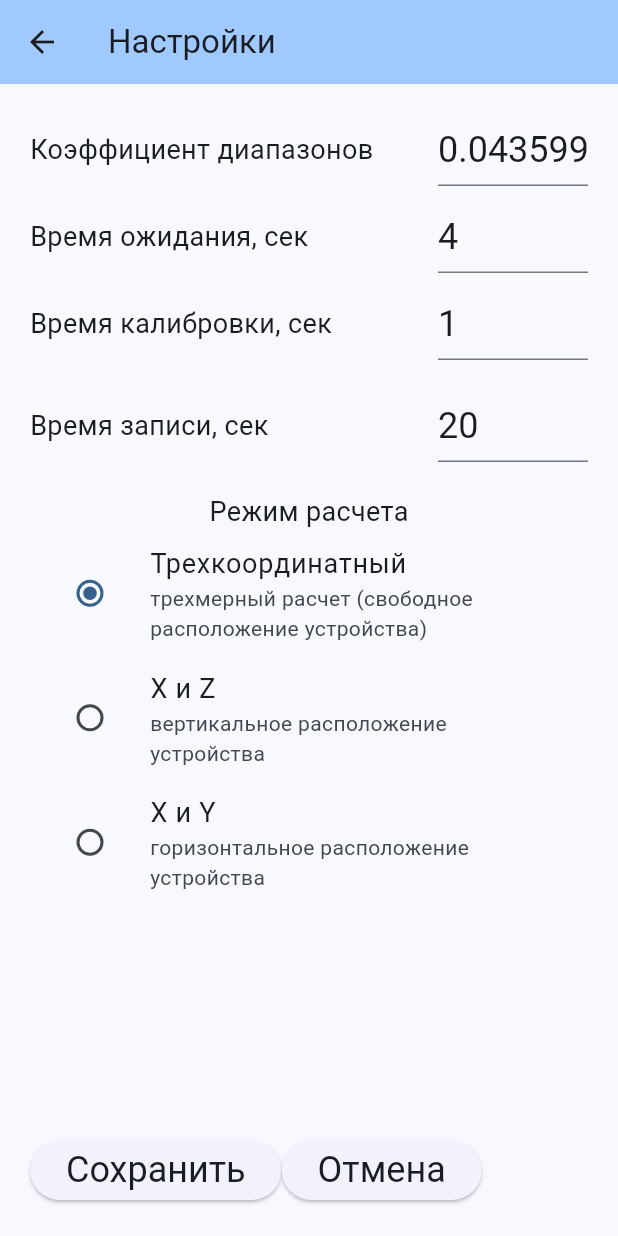
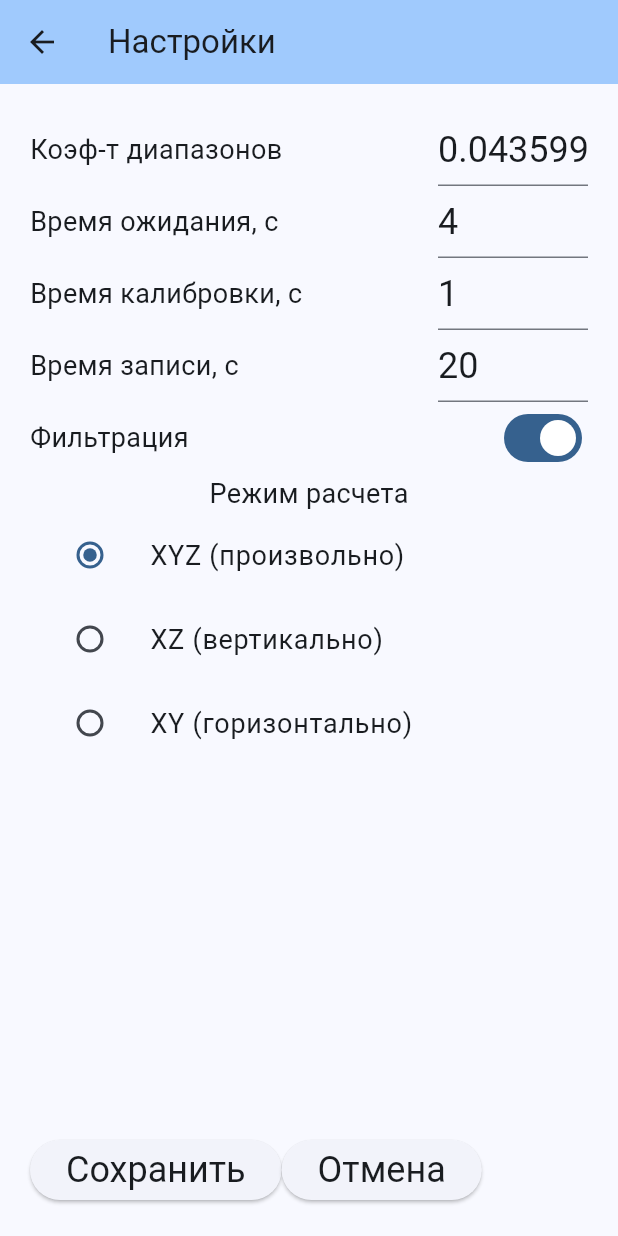
Before and after one commit to grigp/accel_kfr, a Flutter app: the screen it shows after launch, after a tap on the "settings" icon, on a phone screen of 412 x 824 dp. Run offline on Flutter 3.47's test engine with Material 3 defaults, Android fonts, the light colour scheme and no system bars; our stand-ins replace assets_audio_player, flutter_bloc, flutter_secure_storage, get_it, sensors_plus; missing offline and left inert: number_text_input_formatter.

Commit message:
Озвучивание окончания записи

```diff
--- a/lib/features/record_screen/view/record_screen.dart
+++ b/lib/features/record_screen/view/record_screen.dart
@@ -1,3 +1,4 @@
+import 'package:assets_audio_player/assets_audio_player.dart';
 import 'package:flutter/cupertino.dart';
 import 'package:flutter/material.dart';
 import 'package:flutter_secure_storage/flutter_secure_storage.dart';
@@ -92,7 +93,8 @@ class _RecordScreenState extends State<RecordScreen> {
       }
       else
       if (_stage == RecordStages.stgWait2) {
-        if (_recCount == _timeWait * _freq) {
+//        if (_recCount == _timeWait * _freq) {
+        if (_recCount == 1 * _freq) {
           _recCount = 0;
           _stage = RecordStages.stgRecording;
         }
@@ -105,6 +107,10 @@ class _RecordScreenState extends State<RecordScreen> {
           _stage = RecordStages.stgNone;
           await _database.setParams(_freq);
           Navigator.of(context).pushNamed('/result');
+          AssetsAudioPlayer.newPlayer().open(
+            Audio('sounds/ok.mp3'),
+            autoStart: true,
+          );
           setState(() {
             _saveIcon = Icons.save_outlined;
           });
@@ -148,9 +154,13 @@ class _RecordScreenState extends State<RecordScreen> {
       return '${num.parse((_recCount / _freq).toStringAsFixed(1))} сек';
     }
     else
-    if (_stage == RecordStages.stgWait1 || _stage == RecordStages.stgWait2) {
+    if (_stage == RecordStages.stgWait1) {
       return '${num.parse(
           (_timeWait - (_recCount / _freq)).toStringAsFixed(1))} сек';
+    }
+    if (_stage == RecordStages.stgWait2) {
+      return '${num.parse(
+          (1 - (_recCount / _freq)).toStringAsFixed(1))} сек';
     }
     return '';
   }
--- a/lib/features/settings_screen/view/settings_screen.dart
+++ b/lib/features/settings_screen/view/settings_screen.dart
@@ -25,6 +25,7 @@ class _SettingsScreenState extends State<SettingsScreen> {
   int _timeWait = 4;
   int _timeCalibr = 1;
   int _timeRec = 20;
+  bool _isFilter = true;
 
   ///< Режим расчета и ориентации устройства
   ///< cdm3D - трехмерный расчет (свободное расположение устройства),
@@ -54,7 +55,14 @@ class _SettingsScreenState extends State<SettingsScreen> {
     if (stcdm != null) {
       _cdm = CalculateDirectionMode.values[int.tryParse(stcdm)!];
     }
-
+    String? stf = await storage.read(key: 'filtration');
+    if (stf != null) {
+      if (stf == "1") {
+        _isFilter = true;
+      } else {
+        _isFilter = false;
+      }
+    }
     _textDiapsKoef = TextEditingController(text: _diapsKoef.toString());
     _textTimeWait = TextEditingController(text: _timeWait.toString());
     _textTimeCalibr = TextEditingController(text: _timeCalibr.toString());
@@ -77,6 +85,12 @@ class _SettingsScreenState extends State<SettingsScreen> {
     await storage.write(key: 'time_record', value: s);
     s = _cdm.index.toString();
     await storage.write(key: 'calculate_direction_mode', value: s);
+    if (_isFilter) {
+      s = '1';
+    } else {
+      s = '0';
+    }
+    await storage.write(key: 'filtration', value: s);
     Navigator.of(context).pushNamed('/');
   }
 
@@ -110,7 +124,7 @@ class _SettingsScreenState extends State<SettingsScreen> {
               Row(
                 children: [
                   const Text(
-                    'Коэффициент диапазонов',
+                    'Коэф-т диапазонов',
                     style: TextStyle(fontSize: 18),
                   ),
                   const Spacer(),
@@ -136,11 +150,11 @@ class _SettingsScreenState extends State<SettingsScreen> {
                     ),
                 ],
               ),
-              const SizedBox(height: 10),
+//              const SizedBox(height: 10),
               Row(
                 children: [
                   const Text(
-                    'Время ожидания, сек',
+                    'Время ожидания, с',
                     style: TextStyle(fontSize: 18),
                   ),
                   const Spacer(),
@@ -166,11 +180,11 @@ class _SettingsScreenState extends State<SettingsScreen> {
                     ),
                 ],
               ),
-              const SizedBox(height: 10),
+//              const SizedBox(height: 10),
               Row(
                 children: [
                   const Text(
-                    'Время калибровки, сек',
+                    'Время калибровки, с',
                     style: TextStyle(fontSize: 18),
                   ),
                   const Spacer(),
@@ -184,7 +198,7 @@ class _SettingsScreenState extends State<SettingsScreen> {
                           NumberTextInputFormatter(
                             integerDigits: 2,
                             decimalDigits: 0,
-                            maxValue: '3',
+                            maxValue: '10',
                             allowNegative: false,
                           )
                         ],
@@ -196,11 +210,11 @@ class _SettingsScreenState extends State<SettingsScreen> {
                     ),
                 ],
               ),
-              const SizedBox(height: 20),
+//              const SizedBox(height: 10),
               Row(
                 children: [
                   const Text(
-                    'Время записи, сек',
+                    'Время записи, с',
                     style: TextStyle(fontSize: 18),
                   ),
                   const Spacer(),
@@ -226,7 +240,25 @@ class _SettingsScreenState extends State<SettingsScreen> {
                     ),
                 ],
               ),
-              const SizedBox(height: 20),
+//              const SizedBox(height: 10),
+              Row(
+                children: [
+                  const Text(
+                    'Фильтрация',
+                    style: TextStyle(fontSize: 18),
+                  ),
+                  const Spacer(),
+                  if (_isReady)
+                    Switch(
+                      value: _isFilter,
+                      onChanged: (bool value){
+                        setState(() {
+                          _isFilter = value;
+                        });
+                      },
+                    ),
+                ],
+              ),
 
               ///< Режим расчета и ориентации устройства
               ///< cdm3D - трехмерный расчет (свободное расположение устройства),
@@ -240,11 +272,11 @@ class _SettingsScreenState extends State<SettingsScreen> {
                 children: <Widget>[
                   ListTile(
                     title: const Text(
-                      'Трехкоординатный',
+                      'XYZ (произвольно)',
                       style: TextStyle(fontSize: 18),
                     ),
-                    subtitle: const Text(
-                        'трехмерный расчет (свободное расположение устройства)'),
+                    // subtitle: const Text(
+                    //     'трехмерный расчет (свободное расположение устройства)'),
                     leading: Radio<CalculateDirectionMode>(
                       value: CalculateDirectionMode.cdm3D,
                       groupValue: _cdm,
@@ -257,11 +289,11 @@ class _SettingsScreenState extends State<SettingsScreen> {
                   ),
                   ListTile(
                     title: const Text(
-                      'X и Z',
+                      'XZ (вертикально)',
                       style: TextStyle(fontSize: 18),
                     ),
-                    subtitle:
-                        const Text('вертикальное расположение устройства'),
+                    // subtitle:
+                    //     const Text('вертикальное расположение устройства'),
                     leading: Radio<CalculateDirectionMode>(
                       value: CalculateDirectionMode.cdmVertical,
                       groupValue: _cdm,
@@ -274,11 +306,11 @@ class _SettingsScreenState extends State<SettingsScreen> {
                   ),
                   ListTile(
                     title: const Text(
-                      'X и Y',
+                      'XY (горизонтально)',
                       style: TextStyle(fontSize: 18),
                     ),
-                    subtitle:
-                        const Text('горизонтальное расположение устройства'),
+                    // subtitle:
+                    //     const Text('горизонтальное расположение устройства'),
                     leading: Radio<CalculateDirectionMode>(
                       value: CalculateDirectionMode.cdmHorizontal,
                       groupValue: _cdm,
@@ -311,6 +343,7 @@ class _SettingsScreenState extends State<SettingsScreen> {
               )
             ],
           ),
-        ));
+        ),
+    );
   }
 }
--- a/lib/repositories/source/accel_driver.dart
+++ b/lib/repositories/source/accel_driver.dart
@@ -21,14 +21,15 @@ class AccelDriver extends AbstractSourceRepository {
   final double _max = diap;
   bool _isCalibratng = false;
   int _timeCalibration = 1;
+  bool _isFilter = true;
 
   late Function _sendData;
   late Function _endCalibration;
 
-  List<DataBlock> _dataCalibrate = [];
-  List<DataBlock> _dataFilter = [];
-  int _fc = 15;
-  List<double> _koefs = [0.07, 0.15, 0.25, 0.37, 0.5, 0.75, 0.9, 1, 0.9, 0.75, 0.5, 0.37, 0.25, 0.15, 0.07];
+  final List<DataBlock> _dataCalibrate = [];
+  final List<DataBlock> _dataFilter = [];
+  final int _fc = 15;
+  final List<double> _koefs = [0.08, 0.23, 0.5, 0.8, 1.1, 1.4, 1.9, 2, 1.9, 1.4, 1.1, 0.8, 0.5, 0.23, 0.08];
 
   AccelDriver(){
     getSettings();
@@ -39,11 +40,14 @@ class AccelDriver extends AbstractSourceRepository {
       _az = event.z - _midZ;
 
       ///< Фильтрация
+      if (_isFilter) {
         _dataFilter.add(DataBlock(ax: _ax, ay: _ay, az: _az));
         if (_dataFilter.length > _fc) {
           _dataFilter.removeAt(0);
         }
+      }
       DataBlock cur = DataBlock(ax: _ax, ay: _ay, az: _az);
+      if (_isFilter) {
         if (_dataFilter.length >= _fc) {
           for (int i = 0; i < _dataFilter.length; ++i) {
             cur.ax = cur.ax + _koefs[i] * _dataFilter[i].ax;
@@ -53,6 +57,7 @@ class AccelDriver extends AbstractSourceRepository {
           cur.ax /= _fc;
           cur.ay /= _fc;
           cur.az /= _fc;
+        }
       }
       _sendData(cur.ax, cur.ay, cur.az);
 
@@ -116,6 +121,15 @@ class AccelDriver extends AbstractSourceRepository {
     if (stc != null) {
       _timeCalibration = int.tryParse(stc)!;
     }
+
+    String? stf = await storage.read(key: 'filtration');
+    if (stf != null) {
+      if (stf == "1") {
+        _isFilter = true;
+      } else {
+        _isFilter = false;
+      }
+    }
   }
 
 }
--- a/pubspec.yaml
+++ b/pubspec.yaml
@@ -35,6 +35,7 @@ dependencies:
   sensors_plus: ^4.0.2
   number_text_input_formatter: ^1.0.0+8
   flutter_secure_storage: ^9.2.2
+  assets_audio_player: ^3.1.1
 
   # The following adds the Cupertino Icons font to your application.
   # Use with the CupertinoIcons class for iOS style icons.
@@ -63,7 +64,8 @@ flutter:
   uses-material-design: true
 
   # To add assets to your application, add an assets section, like this:
-  # assets:
+  assets:
+    - sounds/ok.mp3
   #   - images/a_dot_burr.jpeg
   #   - images/a_dot_ham.jpeg
 
```
Also changed, not shown: pubspec.lock, 3 other files. Lines whose indentation alone changed are shown as unchanged.
